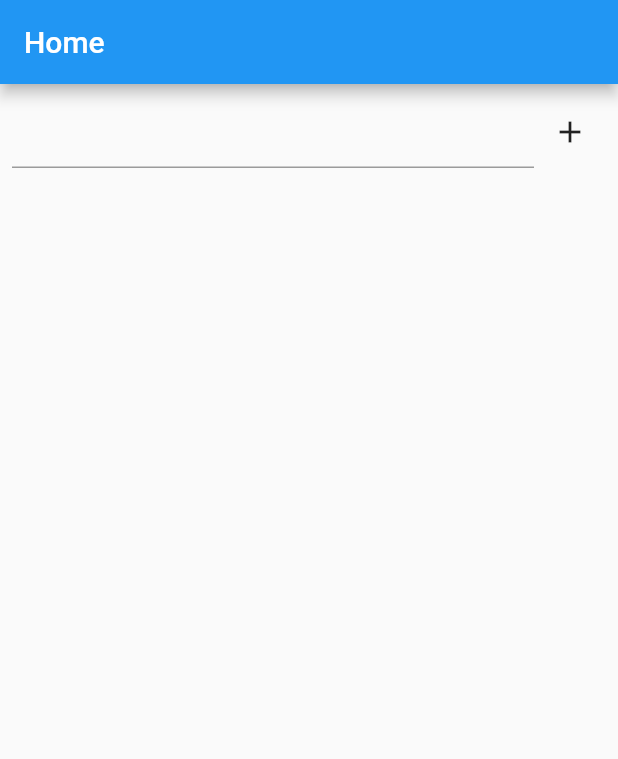
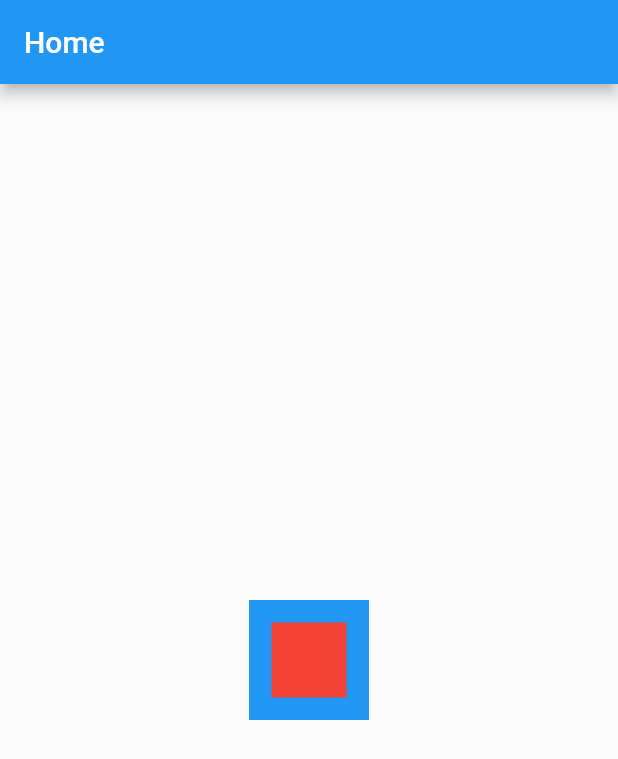
Before and after one commit to BrunaCriscuolo/hello_world_flutter, a Flutter app: the screen it shows after launch, on a phone screen of 412 x 824 dp. Shown: the top 759 px of the screen. Run offline on Flutter 3.47's test engine with Material 2 defaults, Android fonts, the phone set to English and light mode, and no system bars.

Commit message:
feat: create stack widget

```diff
--- a/lib/home_page.dart
+++ b/lib/home_page.dart
@@ -14,46 +14,22 @@ class _HomePageState extends State<HomePage> {
   @override
   Widget build(BuildContext context) {
     return Scaffold(
-      appBar: AppBar(
-        title: const Text('Home'),
-      ),
-      body: Column(
-        children: [
-          Padding(
-            padding: const EdgeInsets.all(8),
-            child: Row(
-              children: [
-                Expanded(
-                  child: TextField(controller: controller),
-                ),
-                IconButton(
-                  icon: const Icon(Icons.add),
-                  onPressed: () {
-                    final text = controller.text;
-                    print(text);
-                    setState(() {
-                      list.add(text);
-                      controller.clear(); // Limpar o campo de texto
-                    });
-                  },
-                )
-              ],
+        appBar: AppBar(
+          title: const Text('Home'),
+        ),
+        body: Center(
+          child: Stack(alignment: Alignment.center, children: [
+            Container(
+              color: Colors.blue,
+              width: 80,
+              height: 80,
             ),
-          ),
-          Expanded(
-            child: ListView.builder(
-              itemCount: list.length,
-              itemBuilder: (context, index) {
-                final item = list[index];
-
-                return ListTile(
-                  title: Text(item),
-                );
-              },
+            Container(
+              color: Colors.red,
+              width: 50,
+              height: 50,
             ),
-          )
-        ],
-      ),
-    );
+          ]),
+        ));
   }
 }
```
